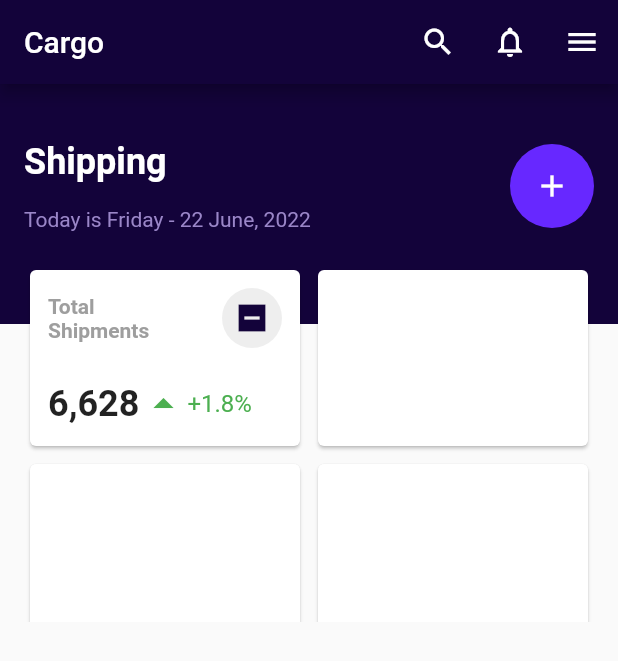
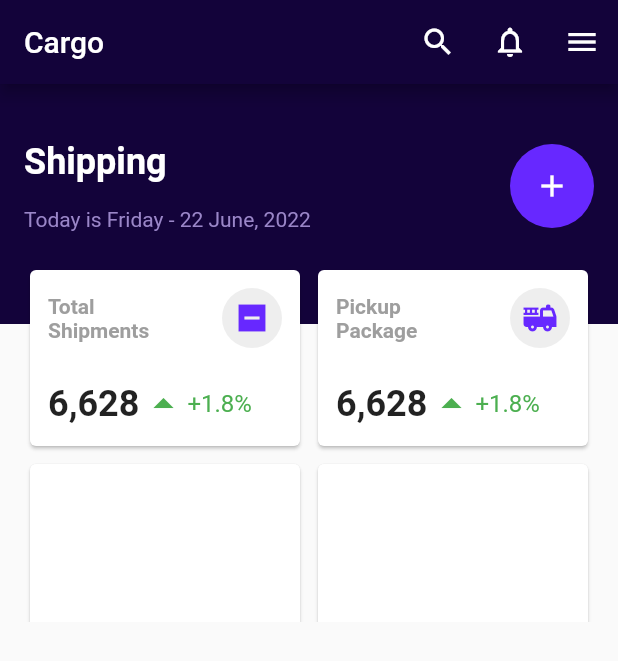
Before and after one commit to JAICHANGPARK/flutter_notebook_chapter_24, a Flutter app: the CargoShippingMainPage screen opened directly, on a phone screen of 412 x 824 dp. Shown: the top 661 px of the screen. Run offline on Flutter 3.47's test engine with Material 2 defaults, Android fonts, the phone set to English and light mode, and no system bars.

Commit message:
Update cargo_shipping_main_page.dart

```diff
--- a/lib/ep1351_cargo_shipping_app/view/cargo_shipping_main_page.dart
+++ b/lib/ep1351_cargo_shipping_app/view/cargo_shipping_main_page.dart
@@ -121,7 +121,7 @@ class _CargoShippingMainPageState extends State<CargoShippingMainPage> {
                                     ),
                                     CircleAvatar(
                                       backgroundColor: Colors.grey[200],
-                                      foregroundColor: _primaryColor,
+                                      foregroundColor: _accentColor,
                                       child: const Icon(Icons.indeterminate_check_box_sharp),
                                     ),
                                   ],
@@ -142,10 +142,7 @@ class _CargoShippingMainPageState extends State<CargoShippingMainPage> {
                                     ),
                                     Text(
                                       "+1.8%",
-                                      style: TextStyle(
-                                        color: Colors.green,
-                                        fontSize: 16
-                                      ),
+                                      style: TextStyle(color: Colors.green, fontSize: 16),
                                     )
                                   ],
                                 )
@@ -153,7 +150,54 @@ class _CargoShippingMainPageState extends State<CargoShippingMainPage> {
                             ),
                           ),
                         ),
-                        const Card(),
+                        Card(
+                          child: Padding(
+                            padding: const EdgeInsets.all(12.0),
+                            child: Column(
+                              mainAxisAlignment: MainAxisAlignment.spaceBetween,
+                              children: [
+                                Row(
+                                  mainAxisAlignment: MainAxisAlignment.spaceBetween,
+                                  children: [
+                                    const Text(
+                                      "Pickup\nPackage",
+                                      maxLines: 2,
+                                      style: TextStyle(
+                                        color: Colors.grey,
+                                        fontWeight: FontWeight.bold,
+                                      ),
+                                    ),
+                                    CircleAvatar(
+                                      backgroundColor: Colors.grey[200],
+                                      foregroundColor: _accentColor,
+                                      child: const Icon(Icons.fire_truck),
+                                    ),
+                                  ],
+                                ),
+                                Row(
+                                  children: const [
+                                    Text(
+                                      "6,628",
+                                      style: TextStyle(
+                                        fontSize: 24,
+                                        fontWeight: FontWeight.bold,
+                                      ),
+                                    ),
+                                    Icon(
+                                      Icons.arrow_drop_up,
+                                      color: Colors.green,
+                                      size: 32,
+                                    ),
+                                    Text(
+                                      "+1.8%",
+                                      style: TextStyle(color: Colors.green, fontSize: 16),
+                                    )
+                                  ],
+                                )
+                              ],
+                            ),
+                          ),
+                        ),
                         const Card(),
                         const Card(),
                       ],
```
